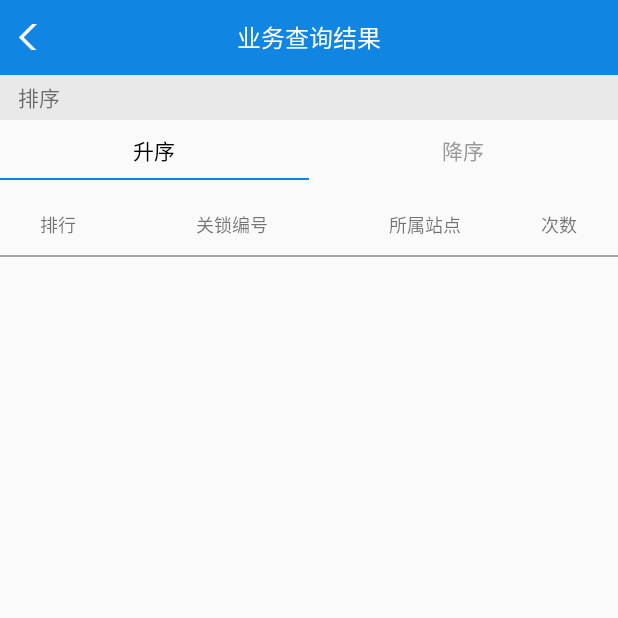
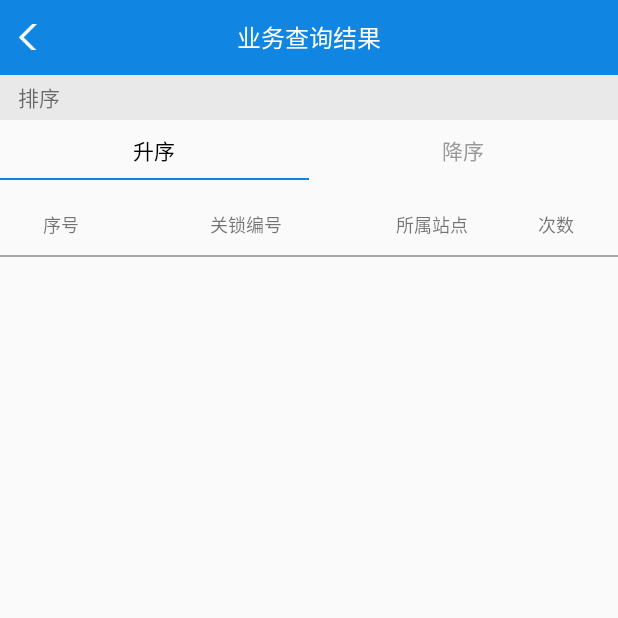
Before and after one commit to libodeveloper/ContainerMonitoring, an Android app: the BusinessQueryResultActivity screen opened directly, with no data from a screen before it, on a phone screen of 412 x 824 dp, the top half of it. Run offline under Robolectric (Android 15) with nearby library versions, the phone set to English and light mode, and no system bars; our stand-ins replace ButterKnife; 2 statements that could not run were skipped.

Commit message:
优化逻辑

```diff
--- a/container/src/main/java/com/esri/arcgisruntime/container/monitoring/ui/fragment/BusinessQueryFragment.java
+++ b/container/src/main/java/com/esri/arcgisruntime/container/monitoring/ui/fragment/BusinessQueryFragment.java
@@ -66,6 +66,8 @@ public class BusinessQueryFragment extends BaseFragment implements IBussQuerySit
     RelativeLayout rlStatisticsType;
     @BindView(R.id.tvSite)
     TextView tvSite;
+    @BindView(R.id.tvSiteType)
+    TextView tvSiteType;
     @BindView(R.id.rlSite)
     RelativeLayout rlSite;
     BusinessQuerySitePresenter businessQuerySitePresenter;
@@ -142,6 +144,11 @@ public class BusinessQueryFragment extends BaseFragment implements IBussQuerySit
                     public void onNumberType(String context,int pos) {
                         tvStatisticsType.setText(context);
                         type = pos+1;
+                        if (type == 2){
+                            tvSiteType.setText(getResources().getString(R.string.starting_site));
+                        }else{
+                            tvSiteType.setText(getResources().getString(R.string.site));
+                        }
                     }
                 });
 
--- a/container/src/main/res/layout/activity_business_query_result.xml
+++ b/container/src/main/res/layout/activity_business_query_result.xml
@@ -97,28 +97,28 @@
         android:gravity="center_vertical">
 
         <TextView
-            android:layout_width="wrap_content"
+            android:layout_width="0dp"
             android:layout_height="wrap_content"
             android:gravity="center"
             android:layout_weight="1"
             android:textSize="@dimen/title_size3"
             android:text="@string/seniority"/>
         <TextView
-            android:layout_width="wrap_content"
+            android:layout_width="0dp"
             android:layout_height="wrap_content"
             android:gravity="center"
             android:layout_weight="2"
             android:textSize="@dimen/title_size3"
             android:text="@string/lock_number"/>
         <TextView
-            android:layout_width="wrap_content"
+            android:layout_width="0dp"
             android:layout_height="wrap_content"
             android:textSize="@dimen/title_size3"
             android:gravity="center"
             android:layout_weight="1"
             android:text="@string/site"/>
         <TextView
-            android:layout_width="wrap_content"
+            android:layout_width="0dp"
             android:layout_height="wrap_content"
             android:textSize="@dimen/title_size3"
             android:gravity="center"
@@ -136,35 +136,35 @@
         android:gravity="center_vertical">
 
         <TextView
-            android:layout_width="wrap_content"
+            android:layout_width="0dp"
             android:layout_height="wrap_content"
             android:gravity="center"
             android:layout_weight="1"
             android:textSize="@dimen/title_size3"
             android:text="@string/seniority"/>
         <TextView
-            android:layout_width="wrap_content"
+            android:layout_width="0dp"
             android:layout_height="wrap_content"
             android:textSize="@dimen/title_size3"
             android:gravity="center"
             android:layout_weight="3"
             android:text="@string/path_number"/>
         <TextView
-            android:layout_width="wrap_content"
+            android:layout_width="0dp"
             android:layout_height="wrap_content"
             android:textSize="@dimen/title_size3"
             android:gravity="center"
             android:layout_weight="2"
             android:text="@string/start_site"/>
         <TextView
-            android:layout_width="wrap_content"
+            android:layout_width="0dp"
             android:layout_height="wrap_content"
             android:textSize="@dimen/title_size3"
             android:gravity="center"
             android:layout_weight="2"
             android:text="@string/dest_site"/>
         <TextView
-            android:layout_width="wrap_content"
+            android:layout_width="0dp"
             android:layout_height="wrap_content"
             android:gravity="center"
             android:textSize="@dimen/title_size3"
--- a/container/src/main/res/layout/fragment_business_query.xml
+++ b/container/src/main/res/layout/fragment_business_query.xml
@@ -40,6 +40,7 @@
 
 
     <TextView
+        android:id="@+id/tvSiteType"
         android:layout_width="match_parent"
         android:layout_height="@dimen/heigt_1"
         android:paddingLeft="@dimen/margin"
--- a/container/src/main/res/values/strings.xml
+++ b/container/src/main/res/values/strings.xml
@@ -66,7 +66,7 @@
     <string name="sort">排序</string>
     <string name="sort_ascending">升序</string>
     <string name="grade_down">降序</string>
-    <string name="seniority">排行</string>
+    <string name="seniority">序号</string>
     <string name="times">次数</string>
 
     <string name="start_site">起点</string>
@@ -209,6 +209,7 @@
     <string name="sure_log_out">确定要退出当前账号吗？</string>
 
     <string name="no_end_point">没有对应终点</string>
+    <string name="starting_site">起始站点</string>
 
 
 
```
Also changed, not shown: 2 other files.
